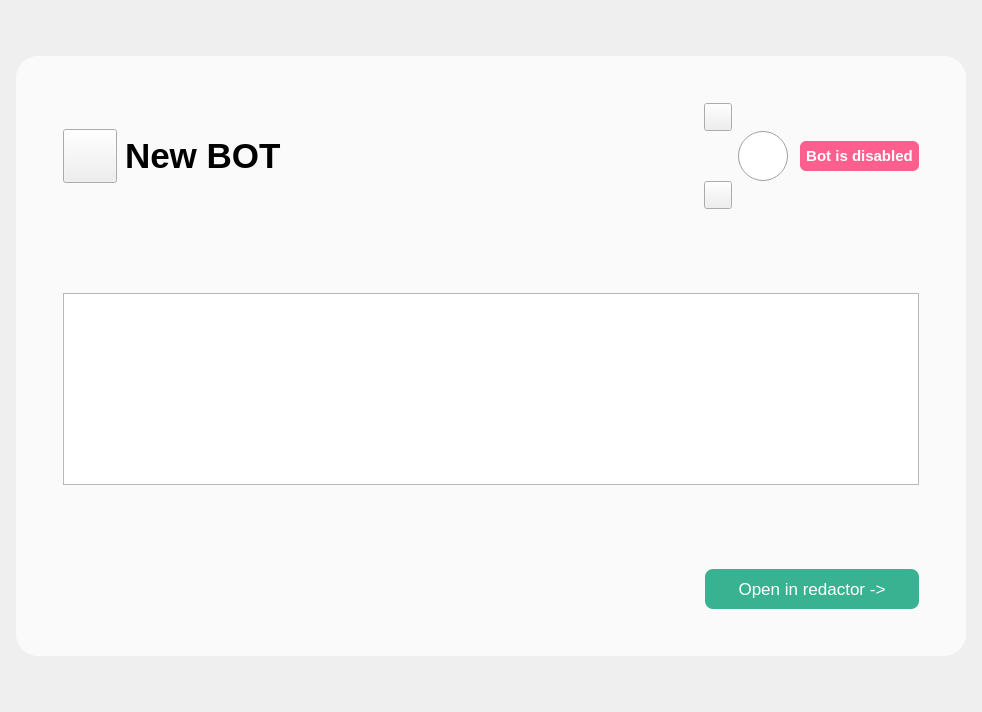
The window that simple_gram_desktop/constructor_app/widgets/selected_project_widget.ui (cuttlesystems/simplegram) describes before a commit, drawn with Qt 5.
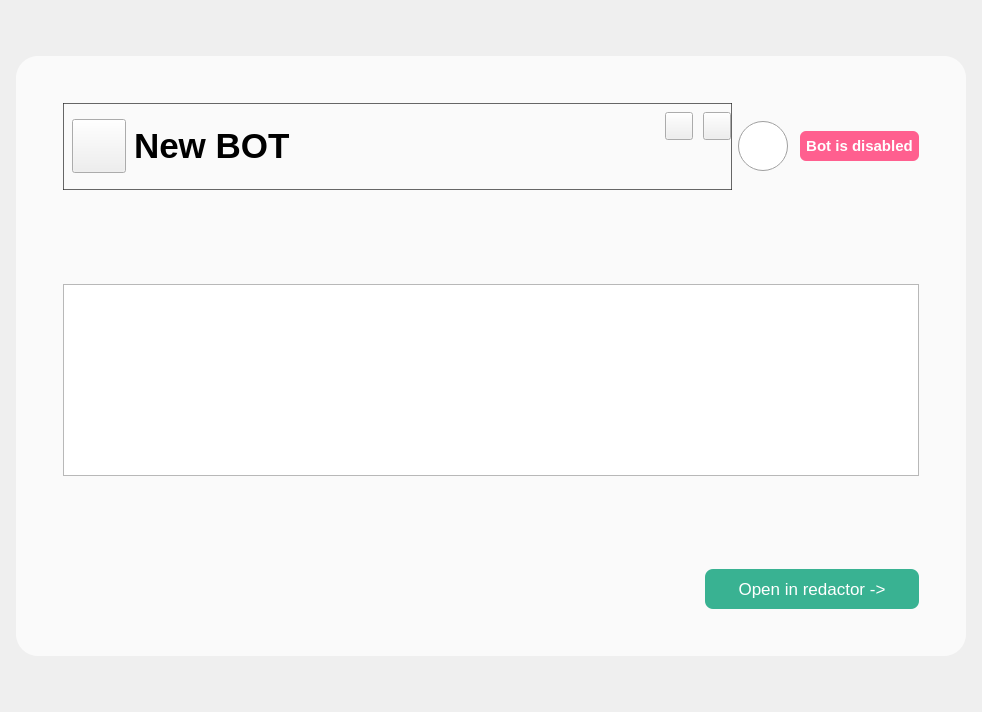
The same window after the commit. Icons and pictures are not drawn. Custom widgets are drawn as their Qt base class.

What changed in the file:
```diff
--- a/simple_gram_desktop/constructor_app/widgets/selected_project_widget.ui
+++ b/simple_gram_desktop/constructor_app/widgets/selected_project_widget.ui
@@ -87,6 +87,19 @@
         <item>
          <layout class="QHBoxLayout" name="horizontalLayout_4">
           <item>
+           <widget class="QGroupBox" name="border_group">
+            <property name="styleSheet">
+             <string notr="true">QGroupBox{
+border: 1px solid rgba(39,39,39,180);
+border-radius:0px;
+background: transparent;
+}</string>
+            </property>
+            <layout class="QHBoxLayout" name="horizontalLayout_6">
+             <property name="rightMargin">
+              <number>1</number>
+             </property>
+             <item>
            <widget class="QPushButton" name="icon_bot_button">
             <property name="minimumSize">
              <size>
@@ -155,6 +168,11 @@
                <number>0</number>
               </property>
               <item>
+                  <layout class="QHBoxLayout" name="horizontalLayout_7">
+                   <property name="topMargin">
+                    <number>0</number>
+                   </property>
+                   <item>
                <widget class="QPushButton" name="edit_bot_button">
                 <property name="minimumSize">
                  <size>
@@ -184,6 +202,37 @@
                </widget>
               </item>
               <item>
+                    <widget class="QPushButton" name="remove_bot_button">
+                     <property name="minimumSize">
+                      <size>
+                       <width>28</width>
+                       <height>28</height>
+                      </size>
+                     </property>
+                     <property name="maximumSize">
+                      <size>
+                       <width>28</width>
+                       <height>28</height>
+                      </size>
+                     </property>
+                     <property name="text">
+                      <string/>
+                     </property>
+                     <property name="icon">
+                      <iconset resource="../bot_icons.qrc">
+                       <normaloff>:/icons/widgets/times_icon/remove.png</normaloff>:/icons/widgets/times_icon/remove.png</iconset>
+                     </property>
+                     <property name="iconSize">
+                      <size>
+                       <width>20</width>
+                       <height>20</height>
+                      </size>
+                     </property>
+                    </widget>
+                   </item>
+                  </layout>
+                 </item>
+                 <item>
                <spacer name="verticalSpacer_5">
                 <property name="orientation">
                  <enum>Qt::Vertical</enum>
@@ -196,38 +245,12 @@
                 </property>
                </spacer>
               </item>
-              <item>
-               <widget class="QPushButton" name="remove_bot_button">
-                <property name="minimumSize">
-                 <size>
-                  <width>28</width>
-                  <height>28</height>
-                 </size>
-                </property>
-                <property name="maximumSize">
-                 <size>
-                  <width>28</width>
-                  <height>28</height>
-                 </size>
-                </property>
-                <property name="text">
-                 <string/>
-                </property>
-                <property name="icon">
-                 <iconset resource="../bot_icons.qrc">
-                  <normaloff>:/icons/widgets/times_icon/remove.png</normaloff>:/icons/widgets/times_icon/remove.png</iconset>
-                </property>
-                <property name="iconSize">
-                 <size>
-                  <width>20</width>
-                  <height>20</height>
-                 </size>
-                </property>
-               </widget>
-              </item>
-             </layout>
-            </item>
-           </layout>
+                </layout>
+               </item>
+              </layout>
+             </item>
+            </layout>
+           </widget>
           </item>
           <item>
            <layout class="QHBoxLayout" name="horizontalLayout_2">
```
Left out of the diff: 4 changed lines with no effect on the pictures. Lines whose indentation alone changed are shown as unchanged.
